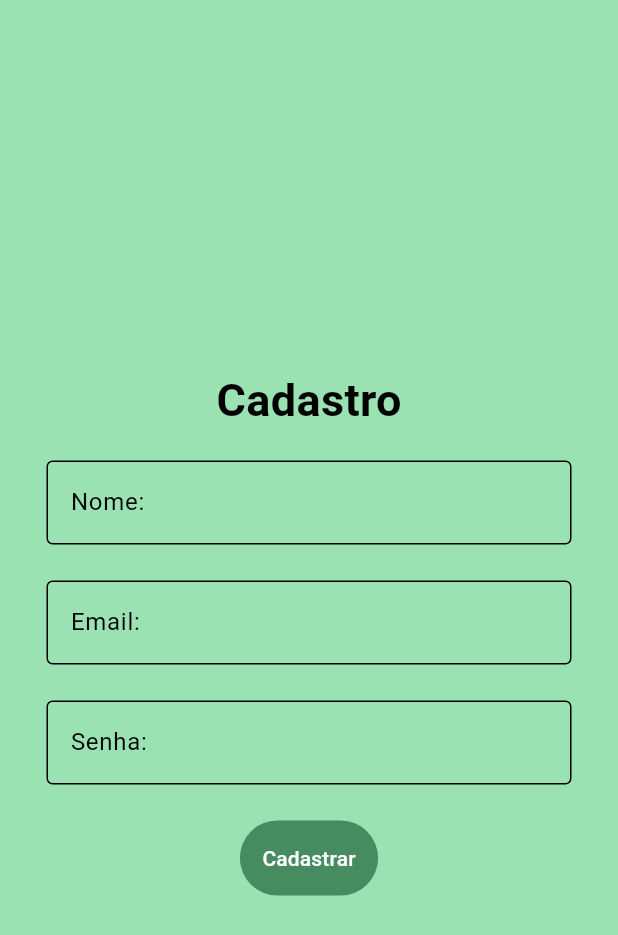
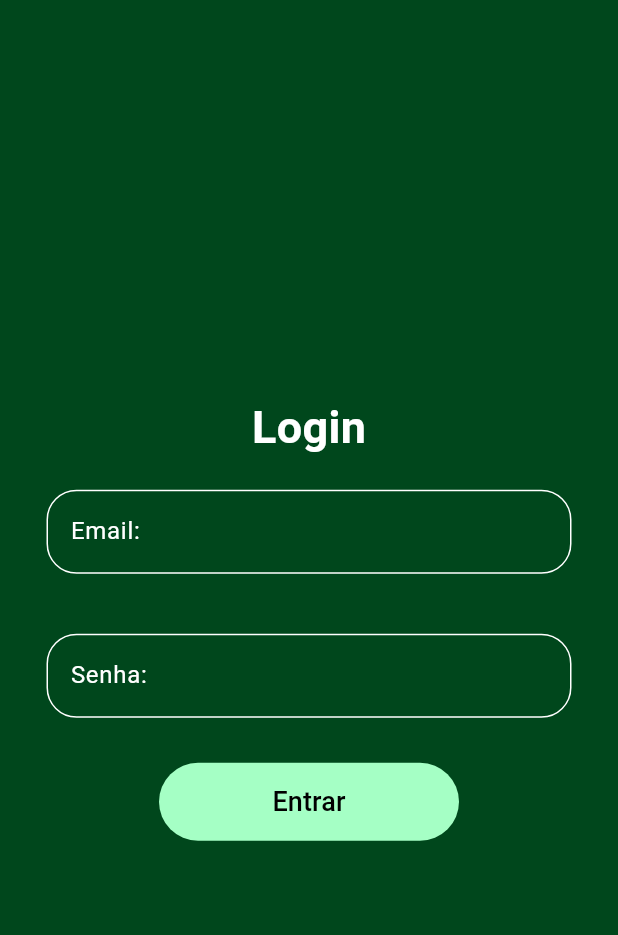
Before and after one commit to Victor-Santos-Silva/http_flutter, a Flutter app: the screen it shows after launch, on a phone screen of 412 x 824 dp. Shown: the top 935 px of the screen. Run offline on Flutter 3.47's test engine with Material 3 defaults, Android fonts, the phone set to English and light mode, and no system bars.

Commit message:
criando e estilisando a pagina de login

```diff
--- a/lib/main.dart
+++ b/lib/main.dart
@@ -1,4 +1,5 @@
 import 'package:aula_http_flutter/view/Cadastro.dart';
+import 'package:aula_http_flutter/view/Login.dart';
 import 'package:flutter/material.dart';
 
 void main() {
@@ -17,7 +18,7 @@ class MyApp extends StatelessWidget {
         colorScheme: ColorScheme.fromSeed(seedColor: Colors.deepPurple),
         useMaterial3: true,
       ),
-      home: Cadastro(),
+      home: Login(),
     );
   }
 }
--- a/lib/view/Cadastro.dart
+++ b/lib/view/Cadastro.dart
@@ -78,7 +78,8 @@ class Cadastro extends StatelessWidget {
                   ),
                 ),
                 hintText: 'Senha:',
-                  hintStyle: TextStyle(color: Colors.black)),
+                hintStyle: TextStyle(color: Colors.black),
+              ),
             ),
           ),
 
@@ -87,8 +88,7 @@ class Cadastro extends StatelessWidget {
             style: ElevatedButton.styleFrom(
                 backgroundColor: Color(0xff478b61),
                 foregroundColor: Colors.white,
-              padding: EdgeInsets.all(15)
-            ),
+                padding: EdgeInsets.all(15)),
             onPressed: () async {
               var client = http.Client();
               var url = 'http://10.92.198.38:4000/user/cadastro';
--- /dev/null
+++ b/lib/view/Login.dart
@@ -0,0 +1,110 @@
+import 'package:flutter/material.dart';
+
+class Login extends StatelessWidget {
+  const Login({super.key});
+
+  @override
+  Widget build(BuildContext context) {
+    return Scaffold(
+      backgroundColor: const Color(0xff00471C),
+      body: Column(
+        mainAxisAlignment: MainAxisAlignment.center,
+        crossAxisAlignment: CrossAxisAlignment.center,
+        children: [
+          //Texto Login
+          const Center(
+            child: Text(
+              "Login",
+              style: TextStyle(
+                  color: Colors.white,
+                  fontSize: 30,
+                  fontWeight: FontWeight.bold),
+            ),
+          ),
+
+          //Email
+          Container(
+            margin: EdgeInsets.all(20),
+            width: 350,
+            child: TextField(
+              style: TextStyle(color: Colors.white), // Cor do texto digitado
+              decoration: InputDecoration(
+                enabledBorder: OutlineInputBorder(
+                  borderRadius: BorderRadius.all(
+                    Radius.circular(20),
+                  ),
+                  borderSide: BorderSide(
+                    color: Colors.white,
+                  ),
+                ),
+                focusedBorder: OutlineInputBorder(
+                  borderRadius: BorderRadius.all(
+                    Radius.circular(20),
+                  ),
+                  borderSide: BorderSide(
+                    color: Colors.white,
+                  ),
+                ),
+                hintText: "Email:",
+                hintStyle: TextStyle(
+                  color: Colors.white,
+                ),
+              ),
+            ),
+          ),
+
+          // Senha
+          Container(
+            margin: EdgeInsets.all(20),
+            width: 350,
+            child: TextField(
+              obscureText: true,
+              style: TextStyle(color: Colors.white),
+              decoration: InputDecoration(
+                enabledBorder: OutlineInputBorder(
+                  borderRadius: BorderRadius.all(
+                    Radius.circular(20),
+                  ),
+                  borderSide: BorderSide(
+                    color: Colors.white,
+                  ),
+                ),
+                focusedBorder: OutlineInputBorder(
+                  borderRadius: BorderRadius.all(
+                    Radius.circular(20),
+                  ),
+                  borderSide: BorderSide(
+                    color: Colors.white,
+                  ),
+                ),
+                hintText: "Senha:",
+                hintStyle: TextStyle(
+                  color: Colors.white,
+                ),
+              ),
+            ),
+          ),
+
+          //Botão de Entrar
+          Container(
+            width: 200,
+            margin: EdgeInsets.only(top: 10),
+            child: TextButton(
+              style: ElevatedButton.styleFrom(
+                  backgroundColor: Color(0xffA5FFC5),
+                  padding: EdgeInsets.all(13)),
+              child: Text(
+                "Entrar",
+                style: TextStyle(
+                  color: Colors.black,
+                  fontSize: 18,
+                ),
+              ),
+              onPressed: () {},
+            ),
+          ),
+        ],
+      ),
+    );
+  }
+}
```
Lines whose indentation alone changed are shown as unchanged.
